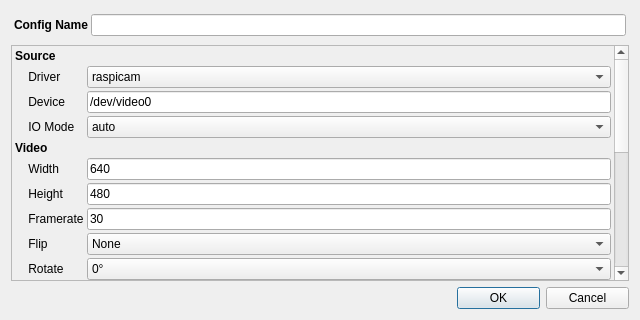
Qt form ui/camstream_dialog.ui (ArPiRobot/ArPiRobot-DeployTool) before a commit.
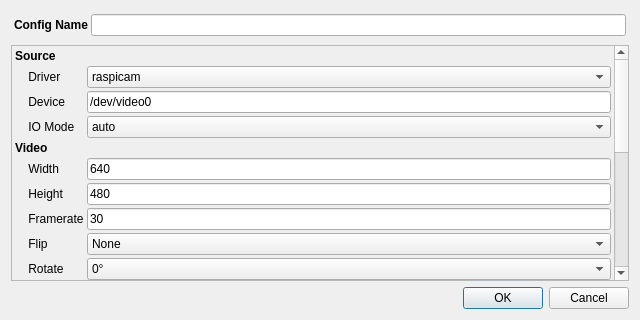
The same form after that commit.

Diff of the .ui file:
```diff
--- a/ui/camstream_dialog.ui
+++ b/ui/camstream_dialog.ui
@@ -613,9 +613,7 @@
    <item>
     <widget class="QDialogButtonBox" name="buttonBox">
      <property name="styleSheet">
-      <string notr="true">.QPushButton{
-    min-width: 75px;
-}</string>
+      <string notr="true"/>
      </property>
      <property name="orientation">
       <enum>Qt::Horizontal</enum>
```
Left out of the diff: 4 changed lines with no effect on the pictures.
